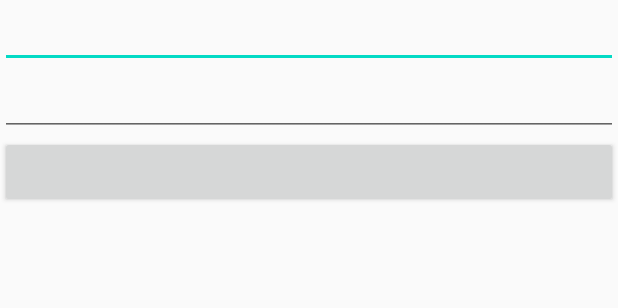
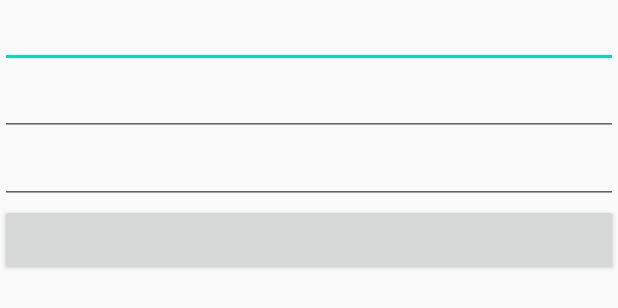
Before and after one commit to sts06017/ShuttleLocationProject, an Android app: the layout activity_post.xml on its own in the app's theme, with its tools: preview values and no code run, on a phone screen of 412 x 824 dp. Shown: the top 308 px of the screen. Run offline under Robolectric (Android 15) with nearby library versions, the phone set to English and light mode, and no system bars.

Commit message:
게시글, 댓글 계층구조 수정 중 임시 저장

```diff
--- a/app/src/main/java/kr/rabbito/shuttlelocationproject/PostActivity.kt
+++ b/app/src/main/java/kr/rabbito/shuttlelocationproject/PostActivity.kt
@@ -33,8 +33,10 @@ class PostActivity : AppCompatActivity() {
 
             ref.child(key).setValue(post)
 
-            return@setOnClickListener
 
+            finish()
         }
+
+
     }
 }
--- a/app/src/main/java/kr/rabbito/shuttlelocationproject/adapter/PostAdapter.kt
+++ b/app/src/main/java/kr/rabbito/shuttlelocationproject/adapter/PostAdapter.kt
@@ -60,6 +60,9 @@ class PostAdapter(val context: Context,
             builder.setTitle("삭제하시겠습니까?")
                 .setMessage("제목 : "+dataList[position].postTitle)
                 .setPositiveButton("삭제"){_,_->
+
+                    //dialog에 editText(user input password) 추가하여 password 일치 확인
+                    //if (dataList.position)
                     Firebase.database.getReference("Community").child(dataList[position].postId)
                         .removeValue()
                 }
--- a/app/src/main/java/kr/rabbito/shuttlelocationproject/data/Post.kt
+++ b/app/src/main/java/kr/rabbito/shuttlelocationproject/data/Post.kt
@@ -10,6 +10,8 @@ class Post() : Parcelable {
     var postPassword: String=""
     var postDate: String=""
     var postCommentId: String = ""
+    // postDetailActivity에서 Comment Class의 postId를 이용하여 해당 postView에 comment.text 설정
+    // 해야할 것 -> firebase에서 특정 객체의 key(postId)를 검색하여 해당하는 key 존재시 내용 가져오기
 
     constructor(parcel: Parcel) : this(){
         postId = parcel.readString()!!
--- a/app/src/main/res/layout/activity_post.xml
+++ b/app/src/main/res/layout/activity_post.xml
@@ -27,9 +27,19 @@
         android:id="@+id/post_btn_post"
         android:layout_width="match_parent"
         android:layout_height="wrap_content"
-        app:layout_constraintTop_toBottomOf="@id/post_et_content"
+        app:layout_constraintTop_toBottomOf="@id/post_et_password"
         app:layout_constraintStart_toStartOf="parent"
         app:layout_constraintEnd_toEndOf="parent"/>
 
+    <EditText
+        android:id="@+id/post_et_password"
+        android:layout_width="match_parent"
+        android:layout_height="wrap_content"
+        android:ems="10"
+        android:inputType="textPassword"
+        app:layout_constraintTop_toBottomOf="@id/post_et_content"
+        app:layout_constraintLeft_toLeftOf="parent"
+         />
+
 
 </androidx.constraintlayout.widget.ConstraintLayout>
```
Also changed, not shown: app/src/main/java/kr/rabbito/shuttlelocationproject/PostDetailActivity.kt (+18 -20 lines).
